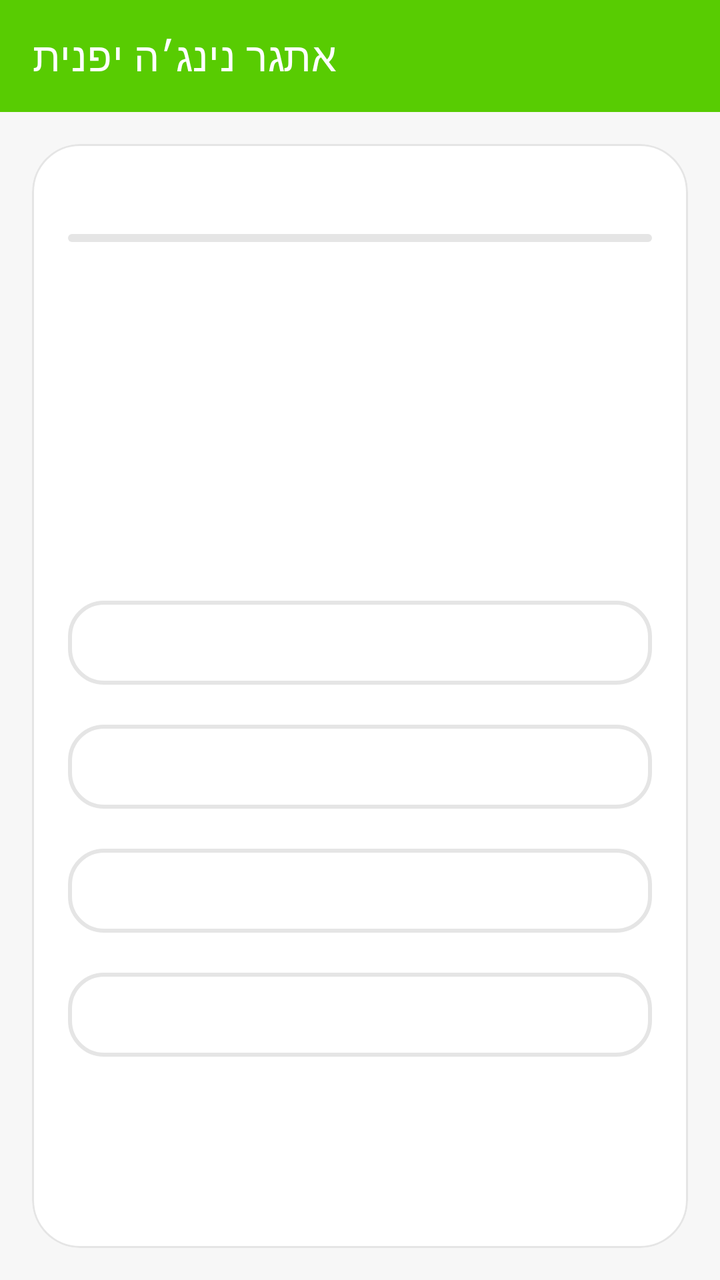
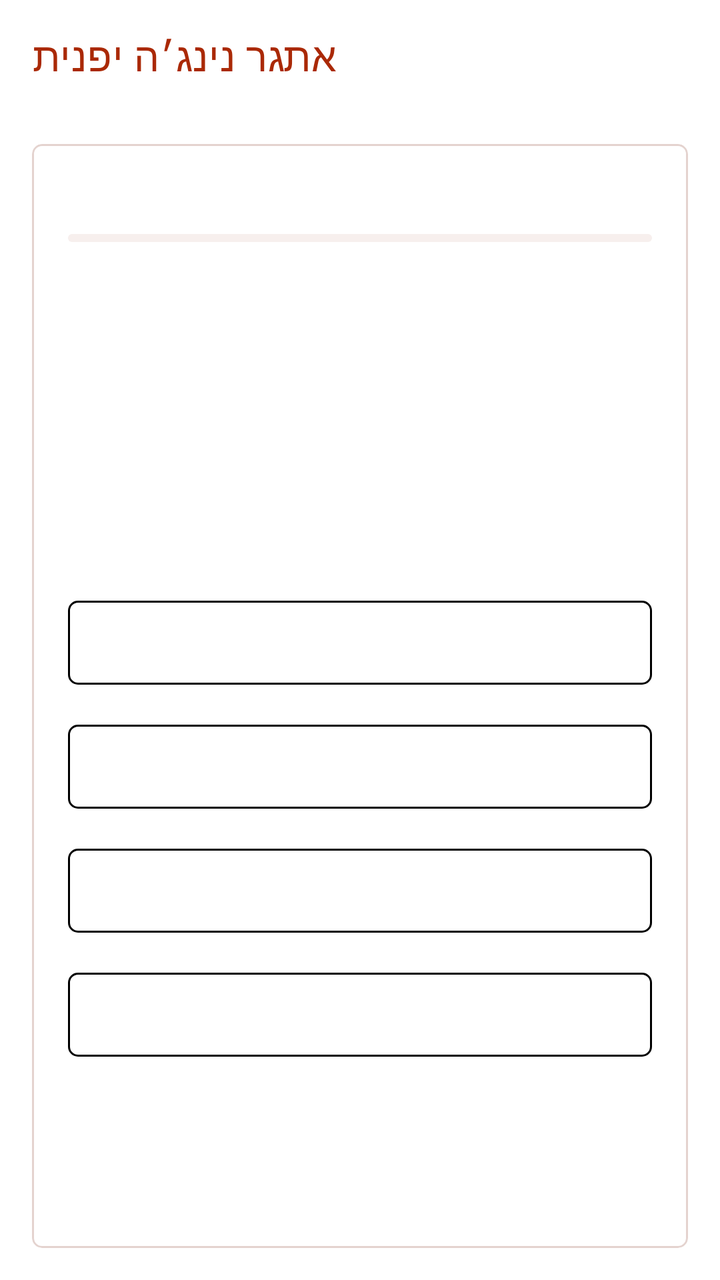

Two renders of the same Android screen: before a commit and after it. Below are the layout's source before the change and the commit's diff.
<!-- AndroidManifest.xml: application theme Theme.NihongoBeginner -->
<!-- res/layout/activity_game_challenge.xml -->
<?xml version="1.0" encoding="utf-8"?>
<LinearLayout xmlns:android="http://schemas.android.com/apk/res/android"
    xmlns:app="http://schemas.android.com/apk/res-auto"
    android:layout_width="match_parent"
    android:layout_height="match_parent"
    android:background="@color/surface"
    android:orientation="vertical">

    <com.google.android.material.appbar.MaterialToolbar
        android:id="@+id/toolbar"
        android:layout_width="match_parent"
        android:layout_height="?actionBarSize"
        android:background="@color/colorPrimary"
        app:title="אתגר נינג׳ה יפנית"
        app:titleTextColor="@android:color/white" />

    <com.google.android.material.card.MaterialCardView
        android:id="@+id/layoutChallengeGame"
        android:layout_width="match_parent"
        android:layout_height="0dp"
        android:layout_weight="1"
        android:layout_margin="16dp"
        app:cardBackgroundColor="@color/surfaceAlt"
        app:cardCornerRadius="24dp"
        app:cardElevation="0dp"
        app:strokeColor="@color/dividerSoft"
        app:strokeWidth="1dp">

        <LinearLayout
            android:layout_width="match_parent"
            android:layout_height="match_parent"
            android:orientation="vertical"
            android:padding="18dp">

        <TextView
            android:id="@+id/tvChallengeHighScore"
            android:layout_width="match_parent"
            android:layout_height="wrap_content"
            android:gravity="center"
            android:textColor="@color/colorPrimary"
            android:textSize="14sp"
            android:textStyle="bold" />

        <com.google.android.material.progressindicator.LinearProgressIndicator
            android:id="@+id/progressChallenge"
            android:layout_width="match_parent"
            android:layout_height="wrap_content"
            android:layout_marginTop="8dp"
            android:layout_marginBottom="8dp"
            android:max="100"
            app:indicatorColor="@color/accentTeal"
            app:trackColor="@color/surfaceSoft"
            app:trackCornerRadius="4dp" />

        <TextView
            android:id="@+id/tvChallengeCounter"
            android:layout_width="match_parent"
            android:layout_height="wrap_content"
            android:gravity="end"
            android:textColor="@color/onSurfaceMuted"
            android:textSize="12sp" />

        <TextView
            android:id="@+id/tvChallengeStats"
            android:layout_width="match_parent"
            android:layout_height="wrap_content"
            android:layout_marginTop="8dp"
            android:gravity="center"
            android:textColor="@color/onSurface"
            android:textSize="15sp"
            android:textStyle="bold" />

        <TextView
            android:id="@+id/tvChallengePrompt"
            android:layout_width="match_parent"
            android:layout_height="wrap_content"
            android:layout_marginTop="20dp"
            android:layout_marginBottom="16dp"
            android:gravity="center"
            android:minLines="3"
            android:textColor="@color/onSurface"
            android:textSize="23sp"
            android:textStyle="bold" />

        <com.google.android.material.button.MaterialButton
            android:id="@+id/btnChallengeOption0"
            style="@style/App.Button.Outlined"
            android:layout_width="match_parent"
            android:layout_height="wrap_content"
            android:layout_marginBottom="8dp"
            android:minHeight="54dp" />

        <com.google.android.material.button.MaterialButton
            android:id="@+id/btnChallengeOption1"
            style="@style/App.Button.Outlined"
            android:layout_width="match_parent"
            android:layout_height="wrap_content"
            android:layout_marginBottom="8dp"
            android:minHeight="54dp" />

        <com.google.android.material.button.MaterialButton
            android:id="@+id/btnChallengeOption2"
            style="@style/App.Button.Outlined"
            android:layout_width="match_parent"
            android:layout_height="wrap_content"
            android:layout_marginBottom="8dp"
            android:minHeight="54dp" />

        <com.google.android.material.button.MaterialButton
            android:id="@+id/btnChallengeOption3"
            style="@style/App.Button.Outlined"
            android:layout_width="match_parent"
            android:layout_height="wrap_content"
            android:minHeight="54dp" />

        <TextView
            android:id="@+id/tvChallengeFeedback"
            android:layout_width="match_parent"
            android:layout_height="wrap_content"
            android:layout_marginTop="16dp"
            android:gravity="center"
            android:minLines="2"
            android:textColor="@color/onSurfaceMuted"
            android:textSize="14sp"
            android:visibility="invisible" />

        </LinearLayout>

    </com.google.android.material.card.MaterialCardView>

    <LinearLayout
        android:id="@+id/layoutChallengeResult"
        android:layout_width="match_parent"
        android:layout_height="match_parent"
        android:gravity="center"
        android:orientation="vertical"
        android:padding="32dp"
        android:background="@color/surface"
        android:visibility="gone">

        <TextView
            android:id="@+id/tvChallengeResultTitle"
            android:layout_width="match_parent"
            android:layout_height="wrap_content"
            android:gravity="center"
            android:textColor="@color/colorPrimary"
            android:textSize="26sp"
            android:textStyle="bold" />

        <TextView
            android:id="@+id/tvChallengeFinalScore"
            android:layout_width="match_parent"
            android:layout_height="wrap_content"
            android:layout_marginTop="12dp"
            android:gravity="center"
            android:textColor="@color/onSurface"
            android:textSize="52sp"
            android:textStyle="bold" />

        <TextView
            android:id="@+id/tvChallengeResultMessage"
            android:layout_width="match_parent"
            android:layout_height="wrap_content"
            android:layout_marginTop="8dp"
            android:layout_marginBottom="24dp"
            android:gravity="center"
            android:textColor="@color/onSurfaceMuted"
            android:textSize="16sp" />

        <Button
            android:id="@+id/btnChallengeReplay"
            android:layout_width="match_parent"
            android:layout_height="wrap_content"
            android:layout_marginBottom="8dp"
            android:text="שחק שוב" />

        <Button
            android:id="@+id/btnChallengeBack"
            style="@style/App.Button.Outlined"
            android:layout_width="match_parent"
            android:layout_height="wrap_content"
            android:text="חזור למסך הראשי" />

    </LinearLayout>

</LinearLayout>
<!-- resources referenced by this layout -->
<resources>
  <color name="accentTeal">#1CB0F6</color>
  <color name="colorPrimary">#58CC02</color>
  <color name="dividerSoft">#E5E5E5</color>
  <color name="onSurface">#3C3C3C</color>
  <color name="onSurfaceMuted">#777777</color>
  <color name="surface">#F7F7F7</color>
  <color name="surfaceAlt">#FFFFFF</color>
  <color name="surfaceSoft">#E5E5E5</color>
  <style name="App.Button.Outlined" parent="Widget.MaterialComponents.Button.OutlinedButton">
          <item name="cornerRadius">18dp</item>
          <item name="android:minHeight">52dp</item>
          <item name="android:textAllCaps">false</item>
          <item name="android:textStyle">bold</item>
          <item name="strokeColor">@color/dividerSoft</item>
          <item name="strokeWidth">2dp</item>
          <item name="backgroundTint">@color/white</item>
          <item name="android:textColor">@color/onSurface</item>
      </style>
  <style name="Theme.NihongoBeginner" parent="Theme.MaterialComponents.DayNight.DarkActionBar">
          <item name="colorPrimary">@color/colorPrimary</item>
          <item name="colorPrimaryVariant">@color/colorPrimaryVariant</item>
          <item name="colorOnPrimary">@color/colorOnPrimary</item>
          <item name="colorSecondary">@color/colorSecondary</item>
          <item name="colorOnSecondary">@color/colorOnSecondary</item>
          <item name="android:colorBackground">@color/background</item>
          <item name="colorSurface">@color/surface</item>
          <item name="colorOnSurface">@color/onSurface</item>
          <item name="materialButtonStyle">@style/App.Button</item>
          <item name="windowActionBar">false</item>
          <item name="windowNoTitle">true</item>
          <item name="android:windowSoftInputMode">adjustResize</item>
      </style>
  <color name="white">#FFFFFF</color>
  <color name="colorPrimaryVariant">#89E219</color>
  <color name="colorOnPrimary">#FFFFFF</color>
  <color name="colorSecondary">#1CB0F6</color>
  <color name="colorOnSecondary">#FFFFFF</color>
  <color name="background">#F7F7F7</color>
  <style name="App.Button" parent="Widget.MaterialComponents.Button">
          <item name="cornerRadius">18dp</item>
          <item name="android:minHeight">52dp</item>
          <item name="android:textAllCaps">false</item>
          <item name="android:textStyle">bold</item>
          <item name="backgroundTint">@color/colorPrimary</item>
          <item name="android:textColor">@color/white</item>
      </style>
</resources>

<!-- the commit's change to res/layout/activity_game_challenge.xml (unified diff, before → after) -->
@@ -10,9 +10,10 @@
         android:id="@+id/toolbar"
         android:layout_width="match_parent"
         android:layout_height="?actionBarSize"
-        android:background="@color/colorPrimary"
+        android:background="@color/white"
         app:title="אתגר נינג׳ה יפנית"
-        app:titleTextColor="@android:color/white" />
+        app:navigationIconTint="@color/colorPrimary"
+        app:titleTextColor="@color/colorPrimary" />
 
     <com.google.android.material.card.MaterialCardView
         android:id="@+id/layoutChallengeGame"
@@ -21,7 +22,7 @@
         android:layout_weight="1"
         android:layout_margin="16dp"
         app:cardBackgroundColor="@color/surfaceAlt"
-        app:cardCornerRadius="24dp"
+        app:cardCornerRadius="5dp"
         app:cardElevation="0dp"
         app:strokeColor="@color/dividerSoft"
         app:strokeWidth="1dp">
<!-- resource entries referenced after the edit -->
@@ -1,20 +1,20 @@
 <!-- resources referenced by this layout -->
 <resources>
-  <color name="accentTeal">#1CB0F6</color>
-  <color name="colorPrimary">#58CC02</color>
-  <color name="dividerSoft">#E5E5E5</color>
-  <color name="onSurface">#3C3C3C</color>
-  <color name="onSurfaceMuted">#777777</color>
-  <color name="surface">#F7F7F7</color>
+  <color name="accentTeal">#B62007</color>
+  <color name="colorPrimary">#AA2906</color>
+  <color name="dividerSoft">#E4D3CF</color>
+  <color name="onSurface">#000000</color>
+  <color name="onSurfaceMuted">#4C4C4C</color>
+  <color name="surface">#FFFFFF</color>
   <color name="surfaceAlt">#FFFFFF</color>
-  <color name="surfaceSoft">#E5E5E5</color>
+  <color name="surfaceSoft">#F7EFED</color>
   <style name="App.Button.Outlined" parent="Widget.MaterialComponents.Button.OutlinedButton">
-          <item name="cornerRadius">18dp</item>
+          <item name="cornerRadius">5dp</item>
           <item name="android:minHeight">52dp</item>
           <item name="android:textAllCaps">false</item>
           <item name="android:textStyle">bold</item>
-          <item name="strokeColor">@color/dividerSoft</item>
-          <item name="strokeWidth">2dp</item>
+          <item name="strokeColor">@color/black</item>
+          <item name="strokeWidth">1dp</item>
           <item name="backgroundTint">@color/white</item>
           <item name="android:textColor">@color/onSurface</item>
       </style>
@@ -32,19 +32,22 @@
           <item name="windowNoTitle">true</item>
           <item name="android:windowSoftInputMode">adjustResize</item>
       </style>
+  <color name="black">#000000</color>
   <color name="white">#FFFFFF</color>
-  <color name="colorPrimaryVariant">#89E219</color>
+  <color name="colorPrimaryVariant">#B62007</color>
   <color name="colorOnPrimary">#FFFFFF</color>
-  <color name="colorSecondary">#1CB0F6</color>
+  <color name="colorSecondary">#000000</color>
   <color name="colorOnSecondary">#FFFFFF</color>
-  <color name="background">#F7F7F7</color>
+  <color name="background">#FFFFFF</color>
   <style name="App.Button" parent="Widget.MaterialComponents.Button">
-          <item name="cornerRadius">18dp</item>
+          <item name="cornerRadius">5dp</item>
           <item name="android:minHeight">52dp</item>
           <item name="android:textAllCaps">false</item>
           <item name="android:textStyle">bold</item>
           <item name="backgroundTint">@color/colorPrimary</item>
           <item name="android:textColor">@color/white</item>
+          <item name="strokeColor">@color/black</item>
+          <item name="strokeWidth">1dp</item>
       </style>
 </resources>
 
